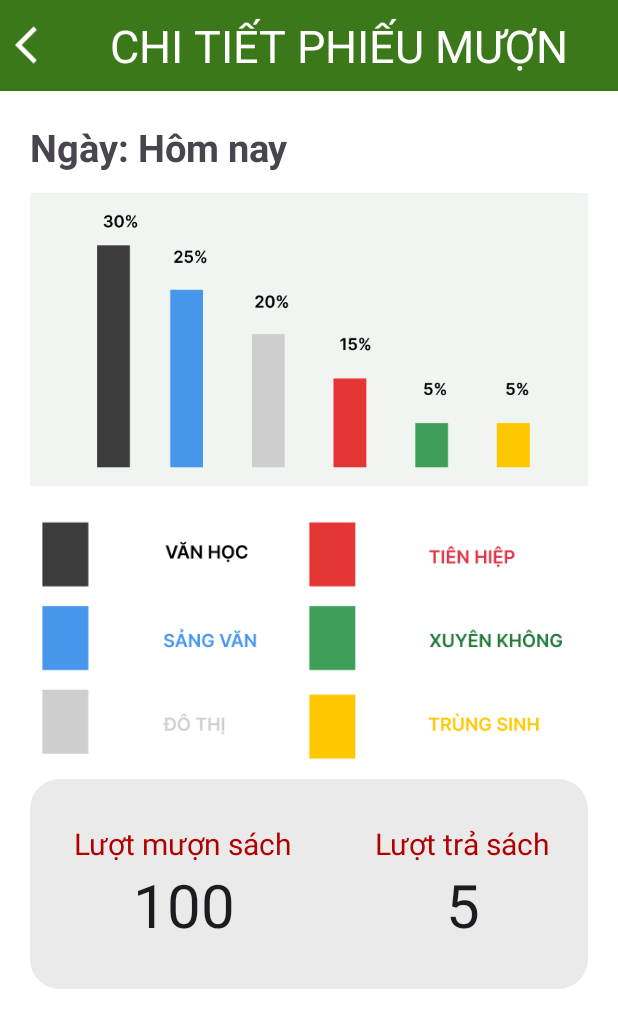
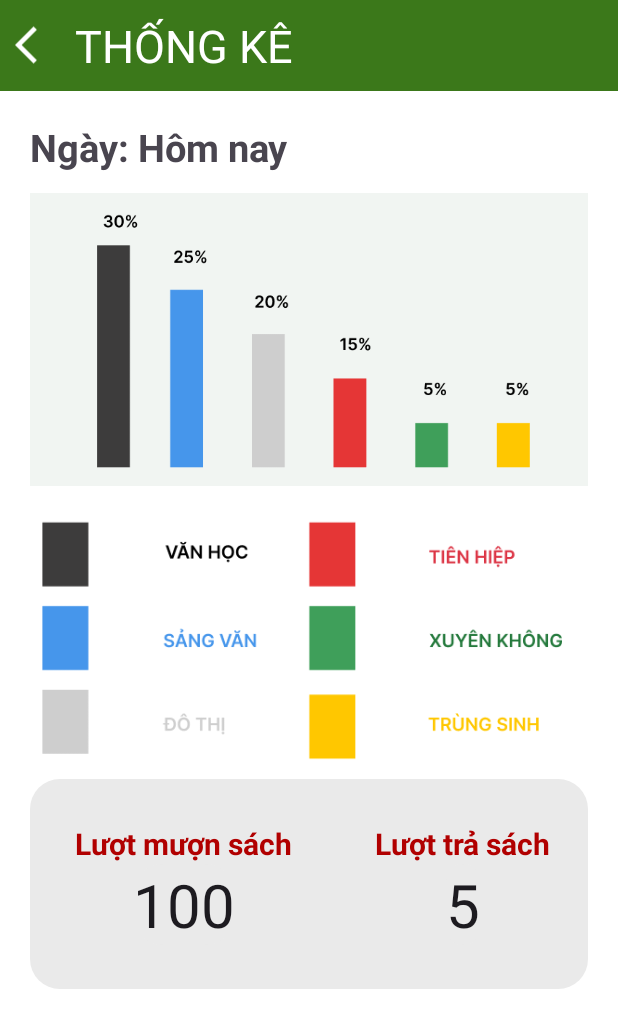
Before and after one commit to phongnh10/Du_An_Mau, an Android app: the ThongkeActivity screen opened directly, with no data from a screen before it, on a phone screen of 412 x 824 dp. Shown: the top 1028 px of the screen. Run offline under Robolectric (Android 15) with nearby library versions, the phone set to English and light mode, and no system bars.

Commit message:
3/6 12:39 phat 2

```diff
--- a/app/src/main/res/layout/activity_themsachmuon.xml
+++ b/app/src/main/res/layout/activity_themsachmuon.xml
@@ -49,6 +49,7 @@
         <TextView
             android:layout_width="wrap_content"
             android:layout_height="wrap_content"
+            android:textStyle="bold"
             android:text="Sách mượn"
             android:textSize="20dp"
             android:layout_marginBottom="10dp"
@@ -63,6 +64,7 @@
         <TextView
             android:layout_width="wrap_content"
             android:layout_height="wrap_content"
+            android:textStyle="bold"
             android:text="ID sách"
             android:layout_marginTop="20dp"
             android:textSize="20dp"
--- a/app/src/main/res/layout/activity_thongke.xml
+++ b/app/src/main/res/layout/activity_thongke.xml
@@ -25,8 +25,7 @@
             android:layout_width="match_parent"
             android:layout_height="wrap_content"
             android:layout_gravity="center"
-            android:gravity="center"
-            android:text="CHI TIẾT PHIẾU MƯỢN"
+            android:text="THỐNG KÊ"
             android:textColor="@color/white"
             android:padding="10dp"
             android:textSize="30dp"/>
@@ -77,6 +76,7 @@
                 <TextView
                     android:layout_width="wrap_content"
                     android:layout_height="wrap_content"
+                    android:textStyle="bold"
                     android:text="Lượt mượn sách"
                     android:textSize="20dp"
                     android:textColor="#B10000"/>
@@ -97,6 +97,7 @@
                 <TextView
                     android:layout_width="wrap_content"
                     android:layout_height="wrap_content"
+                    android:textStyle="bold"
                     android:text="Lượt trả sách"
                     android:textSize="20dp"
                     android:textColor="#B10000"/>
```
